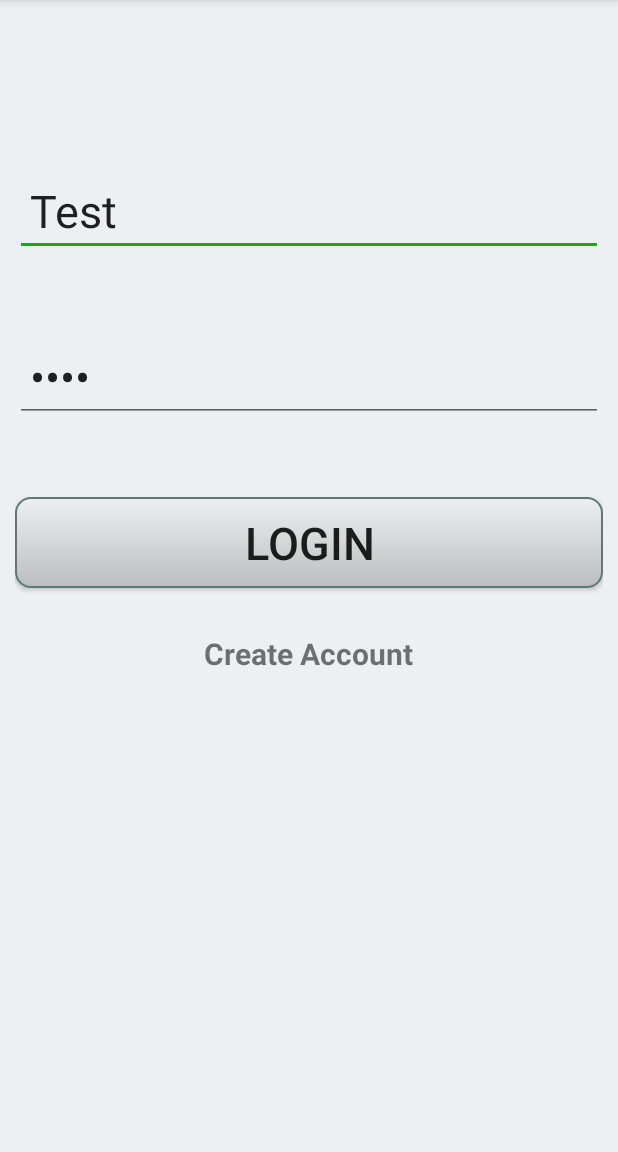
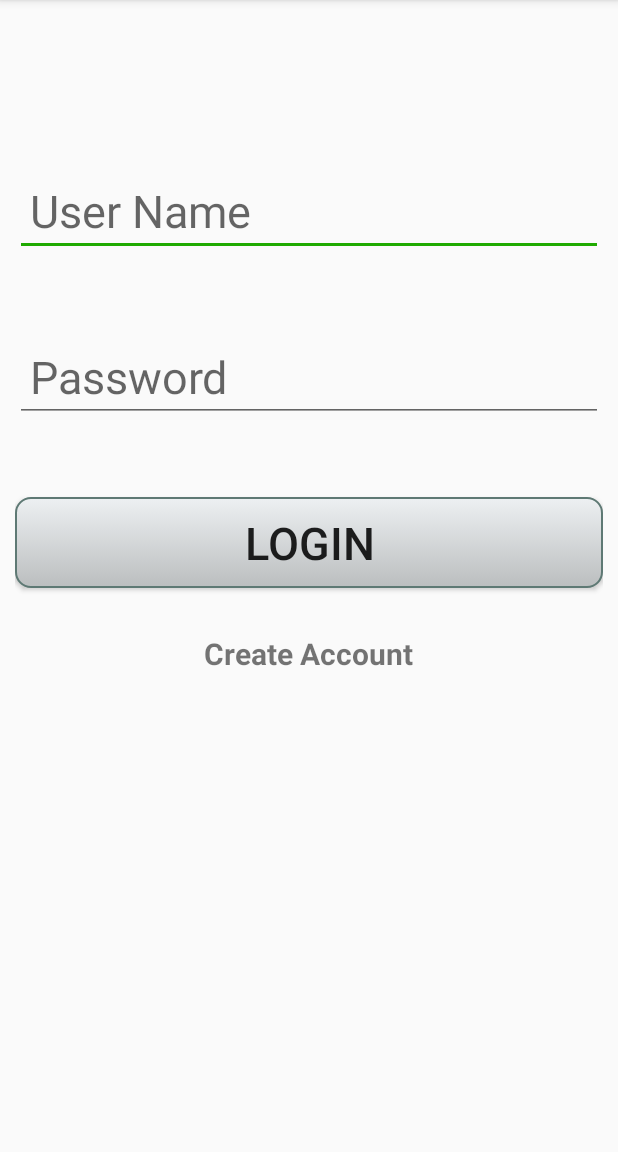
Before and after one commit to TylerTwoForks/lease-tracker, an Android app: the screen it shows after launch (MainActivity), on a phone screen of 412 x 824 dp, the part 84-1236 px from its top. Run offline under Robolectric (Android 15) with nearby library versions, the phone set to English and light mode, and no system bars; our stand-ins replace Room's generated code.

Commit message:
cleaning up files

```diff
--- a/app/src/main/AndroidManifest.xml
+++ b/app/src/main/AndroidManifest.xml
@@ -16,8 +16,6 @@
 
         <activity android:name=".CarAddEditActivity"></activity>
 <!--    Car Edit Activity   -->
-        <activity
-            android:name=".CarEditActivity"/>
 <!--    Car Detail Activity  -->
         <activity
             android:name=".CarDetailActivity">
--- a/app/src/main/java/com/example/te_leasetracker_c868/CarDetailActivity.java
+++ b/app/src/main/java/com/example/te_leasetracker_c868/CarDetailActivity.java
@@ -164,7 +164,7 @@ public class CarDetailActivity extends AppCompatActivity {
 
                 //Here I check to see what the variance is and set background color of the cardview appropriately.
                 //Green for over 200 miles under, yellow for between 0 and 200, red for under 0.
-                if(variance>100){
+                if(variance>200){
                     cv_leaseHealth.setCardBackgroundColor(Color.parseColor("#1faa00"));
                 }else if(variance>0&&variance<200){
                     cv_leaseHealth.setCardBackgroundColor(Color.parseColor("#fca103"));
--- a/app/src/main/res/layout-v21/activity_main.xml
+++ b/app/src/main/res/layout-v21/activity_main.xml
@@ -3,7 +3,6 @@
     xmlns:tools="http://schemas.android.com/tools"
     android:layout_width="match_parent"
     android:layout_height="match_parent"
-    android:background="@color/colorSecondary"
     android:padding="10dp"
     tools:context=".MainActivity">
 
@@ -21,8 +20,7 @@
         android:hint="@string/user_name"
         android:inputType="text"
         android:padding="10dp"
-        android:textSize="30sp"
-        android:text="Test"/>
+        android:textSize="30sp" />
 
     <ImageView
         android:id="@+id/gap2"
@@ -38,8 +36,7 @@
         android:hint="@string/password"
         android:inputType="textPassword"
         android:padding="10dp"
-        android:textSize="30sp"
-        android:text="test"/>
+        android:textSize="30sp" />
 
     <ImageView
         android:id="@+id/gap3"
--- a/app/src/main/res/layout/activity_main.xml
+++ b/app/src/main/res/layout/activity_main.xml
@@ -3,7 +3,6 @@
     xmlns:tools="http://schemas.android.com/tools"
     android:layout_width="match_parent"
     android:layout_height="match_parent"
-    android:background="@color/colorPrimaryLight"
     android:padding="10dp"
     tools:context=".MainActivity">
 
```
Also changed, not shown: app/src/main/java/com/example/te_leasetracker_c868/CarEditActivity.java (deleted, +0 -14 lines), app/src/main/res/layout/activity_car_edit.xml (deleted, +0 -8 lines), 6 other files.
